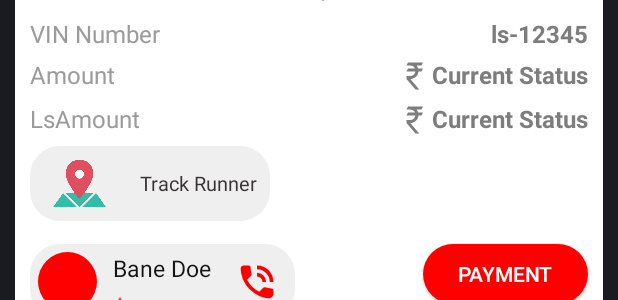
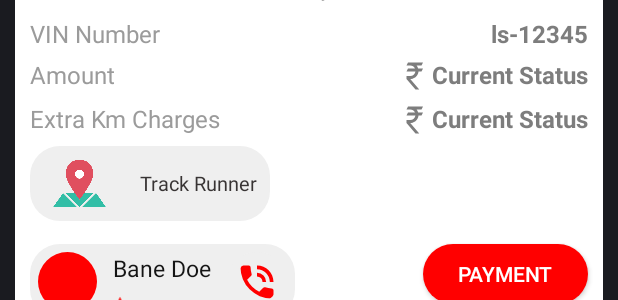
Before and after one commit to RinkiSharmaAndroidDeveloper/lsHeroIntegration, an Android app: the layout customer_list_data.xml on its own in the app's theme, with its tools: preview values and no code run, on a phone screen of 412 x 824 dp. Shown: the part 302-602 px from the top of the screen. Run offline under Robolectric (Android 15) with nearby library versions, the phone set to English and light mode, and no system bars; plain views replace BreadcrumbsView; network calls fail.

Commit message:
label changes

```diff
--- a/com.example.android.rinki.mylibraryproject/src/main/res/layout/customer_list_data.xml
+++ b/com.example.android.rinki.mylibraryproject/src/main/res/layout/customer_list_data.xml
@@ -436,7 +436,7 @@ Delivery"
             android:textSize="16sp"
             android:layout_marginLeft="10dp"
             android:textColor="#9b9b9b"
-            android:text="LsAmount"
+            android:text="Extra Km Charges"
             />
         <TextView
             android:layout_width="wrap_content"
```
